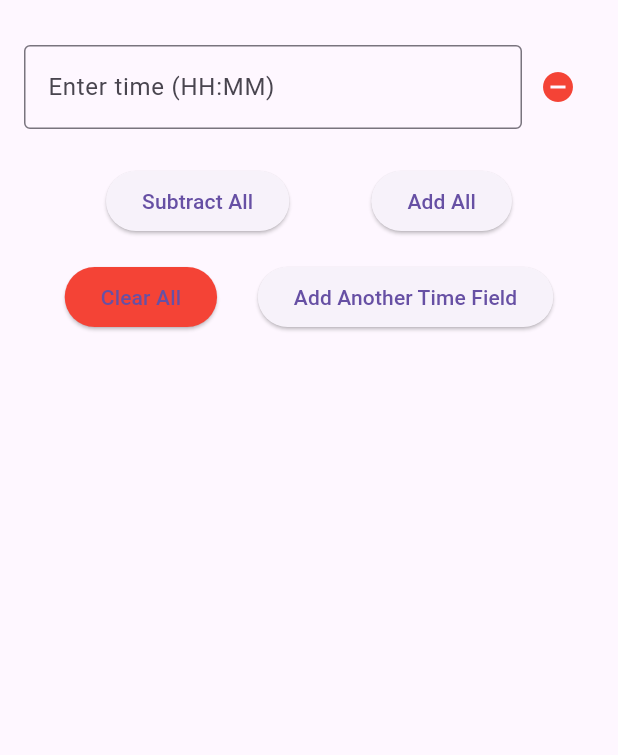
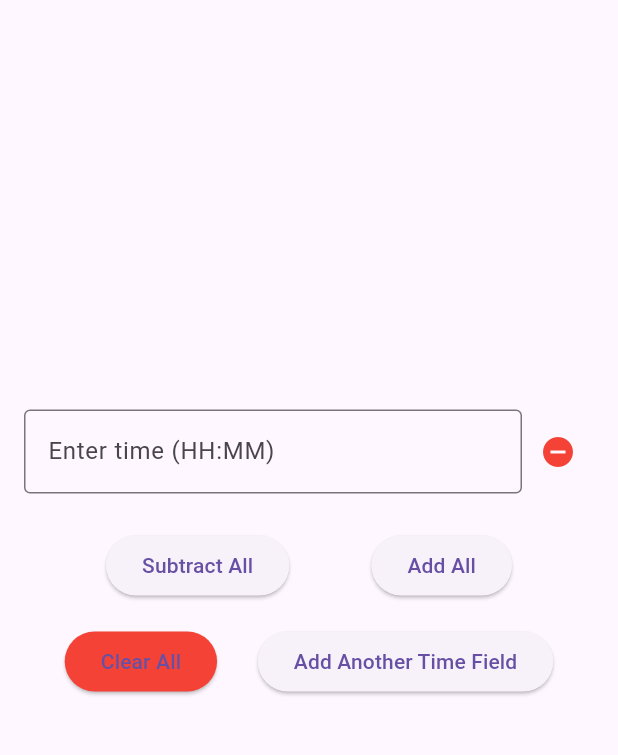
Before and after one commit to DilshikaPriyashan/time_calculater, a Flutter app: the screen it shows after launch, on a phone screen of 412 x 824 dp, the part 63-818 px from its top. Run offline on Flutter 3.47's test engine with Material 3 defaults, Android fonts, the phone set to English and light mode, and no system bars.

Commit message:
center the screen

```diff
--- a/lib/main.dart
+++ b/lib/main.dart
@@ -94,10 +94,11 @@ class _TimeCalculatorPageState extends State<TimeCalculatorPage> {
   Widget build(BuildContext context) {
     return Scaffold(
       appBar: AppBar(
-        title: Text('Time Calculator'),
+        title: const Text('Time Calculator'),
       ),
       body: Padding(
         padding: const EdgeInsets.all(16.0),
+        child: Center(
           child: SingleChildScrollView(
             child: Column(
               mainAxisAlignment: MainAxisAlignment.center,
@@ -111,7 +112,7 @@ class _TimeCalculatorPageState extends State<TimeCalculatorPage> {
                         Expanded(
                           child: TextField(
                             controller: entry.value,
-                          decoration: InputDecoration(
+                            decoration: const InputDecoration(
                               labelText: 'Enter time (HH:MM)',
                               border: OutlineInputBorder(),
                             ),
@@ -121,49 +122,52 @@ class _TimeCalculatorPageState extends State<TimeCalculatorPage> {
                           ),
                         ),
                         IconButton(
-                        icon: Icon(Icons.remove_circle, color: Colors.red),
+                          icon: const Icon(Icons.remove_circle,
+                              color: Colors.red),
                           onPressed: () => removeTimeField(index),
                         ),
                       ],
                     ),
                   );
                 }),
-              SizedBox(height: 16),
+                const SizedBox(height: 16),
                 Row(
                   mainAxisAlignment: MainAxisAlignment.spaceEvenly,
                   children: [
                     ElevatedButton(
                       onPressed: subtractAllTimes,
-                    child: Text('Subtract All'),
+                      child: const Text('Subtract All'),
                     ),
                     ElevatedButton(
                       onPressed: addAllTimes,
-                    child: Text('Add All'),
+                      child: const Text('Add All'),
                     ),
                   ],
                 ),
-              SizedBox(height: 16),
+                const SizedBox(height: 16),
                 Row(
                   mainAxisAlignment: MainAxisAlignment.spaceEvenly,
                   children: [
                     ElevatedButton(
                       onPressed: clearAllTimes,
-                    child: Text('Clear All'),
                       style:
                           ElevatedButton.styleFrom(backgroundColor: Colors.red),
+                      child: const Text('Clear All'),
                     ),
                     ElevatedButton(
                       onPressed: addTimeField,
-                    child: Text('Add Another Time Field'),
+                      child: const Text('Add Another Time Field'),
                     ),
                   ],
                 ),
-              SizedBox(height: 24),
+                const SizedBox(height: 24),
                 Text(
                   _result,
-                style: TextStyle(fontSize: 24, fontWeight: FontWeight.bold),
+                  style: const TextStyle(
+                      fontSize: 24, fontWeight: FontWeight.bold),
                 ),
               ],
+            ),
           ),
         ),
       ),
```
Lines whose indentation alone changed are shown as unchanged.
